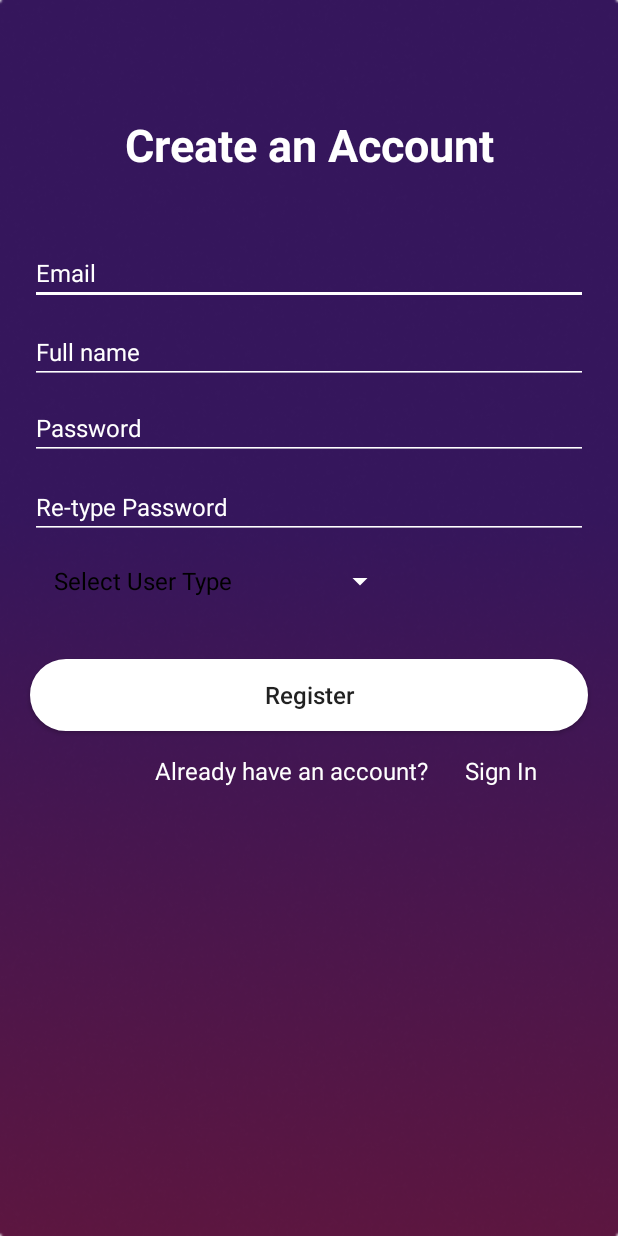
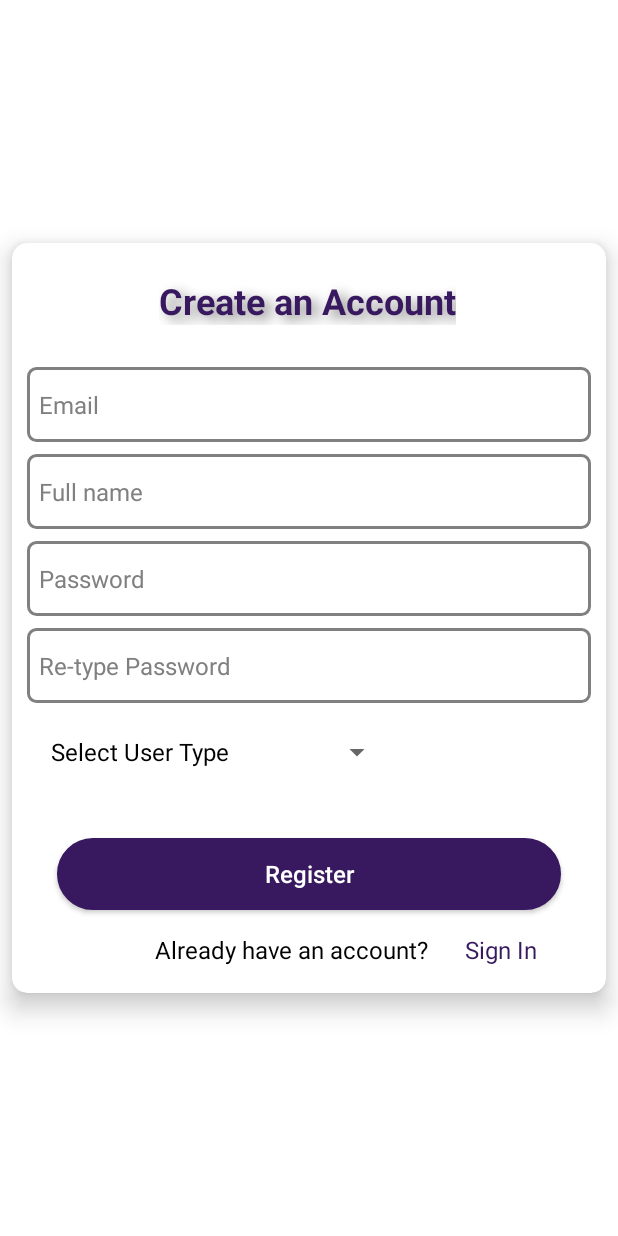
Before and after one commit to meriflor/LearningBuddy, an Android app: the RegistrationActivity screen opened directly, with no data from a screen before it, on a phone screen of 412 x 824 dp. Run offline under Robolectric (Android 15) with nearby library versions, the light colour scheme and no system bars; our stand-ins replace Firebase (no records; nobody signed in at launch, a user with empty details on screens opened directly).

Commit message:
ui and login registration

```diff
--- a/app/src/main/res/drawable/loginbtn.xml
+++ b/app/src/main/res/drawable/loginbtn.xml
@@ -1,6 +1,6 @@
 <?xml version="1.0" encoding="utf-8"?>
 <shape android:shape="rectangle" xmlns:android="http://schemas.android.com/apk/res/android">
-    <stroke android:color="@color/white" android:width="2dp"/>
+    <stroke android:color="@color/gray" android:width="2dp"/>
     <corners android:radius="5dp" />
     <solid android:color="@color/white">
 
--- a/app/src/main/res/layout/activity_registration.xml
+++ b/app/src/main/res/layout/activity_registration.xml
@@ -4,41 +4,62 @@
     xmlns:tools="http://schemas.android.com/tools"
     android:layout_width="match_parent"
     android:layout_height="match_parent"
-    android:background="@drawable/registerbckg"
+    android:background="@color/white"
     tools:context=".ui.auth.RegistrationActivity"
     tools:layout_editor_absoluteX="-15dp"
     tools:layout_editor_absoluteY="-1dp">
+
+    <androidx.cardview.widget.CardView
+
+        android:layout_width="match_parent"
+        android:layout_height="wrap_content"
+        android:background="@color/white"
+        android:layout_marginHorizontal="8dp"
+        app:cardCornerRadius="10dp"
+        app:cardElevation="10dp"
+        app:contentPadding="10dp"
+        app:layout_constraintBottom_toBottomOf="parent"
+        app:layout_constraintLeft_toLeftOf="parent"
+        app:layout_constraintRight_toRightOf="parent"
+        app:layout_constraintTop_toTopOf="parent">
+
+        <androidx.constraintlayout.widget.ConstraintLayout
+            android:layout_width="match_parent"
+            android:layout_height="match_parent">
 
 
             <TextView
                 android:id="@+id/creatacc_title"
                 android:layout_width="wrap_content"
                 android:layout_height="wrap_content"
-        android:layout_marginTop="76dp"
+                android:layout_marginTop="12dp"
                 android:fontFamily="sans-serif"
+                android:shadowColor="@color/gray"
+                android:shadowDx="7"
+                android:shadowDy="5"
+                android:shadowRadius="10"
                 android:text="Create an Account"
                 android:textAppearance="@style/TextAppearance.AppCompat.Body1"
-        android:textColor="#FFFFFF"
-        android:textSize="30sp"
+                android:textColor="@color/violet"
+                android:textSize="24sp"
                 android:textStyle="bold"
                 app:layout_constraintEnd_toEndOf="parent"
+                app:layout_constraintHorizontal_bias="0.493"
                 app:layout_constraintStart_toStartOf="parent"
                 app:layout_constraintTop_toTopOf="parent" />
 
             <EditText
                 android:id="@+id/email_register"
                 android:layout_width="match_parent"
-        android:layout_height="wrap_content"
-        android:layout_marginStart="20dp"
-        android:layout_marginTop="44dp"
-        android:layout_marginEnd="20dp"
+                android:layout_height="50dp"
+                android:layout_marginTop="28dp"
                 android:autofillHints="emailAddressEmail"
-        android:backgroundTint="@color/white"
+                android:background="@drawable/loginbtn"
                 android:ems="10"
                 android:hint="Email"
                 android:inputType="textEmailAddress"
-        android:textColor="#FFFFFF"
-        android:textColorHint="#FFFFFF"
+                android:paddingStart="8dp"
+                android:textColorHint="#808080"
                 android:textSize="16sp"
                 app:layout_constraintEnd_toEndOf="parent"
                 app:layout_constraintHorizontal_bias="0.0"
@@ -48,18 +69,16 @@
             <EditText
                 android:id="@+id/fullname_register"
                 android:layout_width="match_parent"
-        android:layout_height="wrap_content"
-        android:layout_marginStart="20dp"
-        android:layout_marginTop="10dp"
-        android:layout_marginEnd="20dp"
-        android:backgroundTint="@color/white"
+                android:layout_height="50dp"
+                android:layout_marginTop="8dp"
+                android:background="@drawable/loginbtn"
                 android:ems="10"
                 android:hint="Full name"
                 android:inputType="textPersonName"
-        android:textColor="#FFFFFF"
-        android:textColorHint="#FFFFFF"
+                android:paddingStart="8dp"
+                android:textColorHint="#808080"
                 android:textSize="16sp"
-        app:layout_constraintEnd_toEndOf="@id/email_register"
+                app:layout_constraintEnd_toEndOf="parent"
                 app:layout_constraintHorizontal_bias="0.4"
                 app:layout_constraintStart_toStartOf="@id/email_register"
                 app:layout_constraintTop_toBottomOf="@id/email_register" />
@@ -67,16 +86,14 @@
             <EditText
                 android:id="@+id/password_register"
                 android:layout_width="match_parent"
-        android:layout_height="wrap_content"
-        android:layout_marginStart="20dp"
+                android:layout_height="50dp"
                 android:layout_marginTop="8dp"
-        android:layout_marginEnd="20dp"
-        android:backgroundTint="@color/white"
+                android:background="@drawable/loginbtn"
                 android:ems="10"
                 android:hint="Password"
                 android:inputType="textPassword"
-        android:textColor="#FFFFFF"
-        android:textColorHint="#FFFFFF"
+                android:paddingStart="8dp"
+                android:textColorHint="#808080"
                 android:textSize="16sp"
                 app:layout_constraintEnd_toEndOf="@id/fullname_register"
                 app:layout_constraintStart_toStartOf="@id/fullname_register"
@@ -85,16 +102,14 @@
             <EditText
                 android:id="@+id/retype_password_register"
                 android:layout_width="match_parent"
-        android:layout_height="wrap_content"
-        android:layout_marginStart="20dp"
-        android:layout_marginTop="10dp"
-        android:layout_marginEnd="20dp"
-        android:backgroundTint="@color/white"
+                android:layout_height="50dp"
+                android:layout_marginTop="8dp"
+                android:background="@drawable/loginbtn"
                 android:ems="10"
                 android:hint="Re-type Password"
                 android:inputType="textPassword"
-        android:textColor="#FFFFFF"
-        android:textColorHint="#FFFFFF"
+                android:paddingStart="8dp"
+                android:textColorHint="@color/gray"
                 android:textSize="16sp"
                 app:layout_constraintEnd_toEndOf="@id/password_register"
                 app:layout_constraintHorizontal_bias="0.0"
@@ -105,13 +120,11 @@
                 android:id="@+id/user_type_register"
                 style="@style/Widget.AppCompat.DropDownItem.Spinner"
                 android:layout_width="244dp"
-        android:layout_height="40dp"
-        android:layout_marginStart="20dp"
+                android:layout_height="50dp"
                 android:layout_marginTop="8dp"
                 android:layout_marginEnd="20dp"
                 android:scrollbarSize="40sp"
-     android:backgroundTint="@color/white"
-        android:textColor="@color/white"
+                android:textColor="@color/black"
                 app:layout_constraintEnd_toEndOf="parent"
                 app:layout_constraintHorizontal_bias="0.0"
                 app:layout_constraintStart_toStartOf="parent"
@@ -127,8 +140,10 @@
                 android:layout_marginTop="32dp"
                 android:layout_marginEnd="20dp"
                 android:background="@drawable/registerbutton"
+                android:backgroundTint="@color/violet"
                 android:text="Register"
                 android:textAllCaps="false"
+                android:textColor="#FFFFFF"
                 android:textSize="16sp"
                 app:layout_constraintEnd_toEndOf="parent"
                 app:layout_constraintHorizontal_bias="1.0"
@@ -143,7 +158,7 @@
                 android:paddingTop="10sp"
                 android:text="Already have an account?"
                 android:textAlignment="center"
-        android:textColor="#FFFFFF"
+                android:textColor="@color/black"
                 android:textSize="16sp"
                 app:layout_constraintBottom_toBottomOf="@+id/signin_btn"
                 app:layout_constraintEnd_toStartOf="@+id/signin_btn"
@@ -157,11 +172,11 @@
                 android:layout_width="56dp"
                 android:layout_height="40dp"
                 android:layout_marginTop="5dp"
-        android:layout_marginEnd="50dp"
+                android:layout_marginEnd="32dp"
                 android:paddingTop="10sp"
                 android:text="Sign In"
                 android:textAlignment="center"
-        android:textColor="#FFFFFF"
+                android:textColor="@color/violet"
                 android:textSize="16sp"
                 app:layout_constraintBottom_toBottomOf="parent"
                 app:layout_constraintEnd_toEndOf="parent"
@@ -169,3 +184,9 @@
                 app:layout_constraintVertical_bias="0.0" />
 
         </androidx.constraintlayout.widget.ConstraintLayout>
+
+
+
+    </androidx.cardview.widget.CardView>
+
+</androidx.constraintlayout.widget.ConstraintLayout>
--- a/app/src/main/res/layout/item_class.xml
+++ b/app/src/main/res/layout/item_class.xml
@@ -10,7 +10,7 @@
     <androidx.constraintlayout.widget.ConstraintLayout
         android:layout_width="match_parent"
         android:layout_height="match_parent"
-        android:background="#0f0f0f"
+        android:background="@drawable/classpng1"
         android:padding="20dp">
 
         <TextView
--- a/app/src/main/res/values/colors.xml
+++ b/app/src/main/res/values/colors.xml
@@ -7,7 +7,7 @@
     <color name="teal_700">#FF018786</color>
     <color name="black">#FF000000</color>
     <color name="gray">#808080</color>
-
+    <color name="violet">#38195F</color>
     <color name="white">#FFFFFFFF</color>
 
 </resources>
```
Also changed, not shown: app/src/main/res/layout/activity_login.xml (+58 -19 lines), app/src/main/res/layout/pop_up_window_create_class.xml (+28 -29 lines), app/src/main/res/layout/pop_up_window_join_class.xml (+7 -6 lines), app/src/main/res/drawable/classpng1.png (added), app/src/main/res/drawable/classpng2.png (added), app/src/main/res/drawable/classpng3.png (added), app/src/main/res/drawable/classpng4.png (added), app/src/main/res/drawable/classpng5.png (added), app/src/main/res/drawable/classpng6.png (added), app/src/main/res/drawable/classpng7.png (added), app/src/main/res/drawable/classpng8.png (added). Lines whose indentation alone changed are shown as unchanged.
